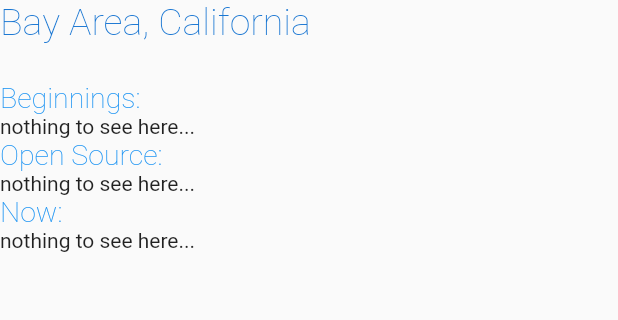
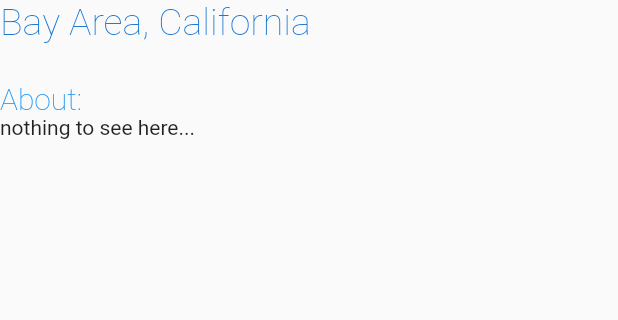
Before and after one commit to Renzo-Olivares/Renzo-Olivares.github.io, a Flutter app: the screen it shows after launch, on a phone screen of 412 x 824 dp, the part 429-749 px from its top. Run offline on Flutter 3.47's test engine with Material 2 defaults, Android fonts, the phone set to English and light mode, and no system bars; our stand-ins replace outline_material_icons; missing offline and left inert: flutter_web; network calls fail.

Commit message:
make content strings const and add dependencies for outlined material icons package

```diff
--- a/lib/AboutRoute.dart
+++ b/lib/AboutRoute.dart
@@ -7,7 +7,6 @@ class AboutRoute extends StatelessWidget {
 
   @override
   Widget build(BuildContext context) {
-    const title = "nothing to see here";
     return Scaffold(
       body: ListView(
         children: <Widget>[
@@ -36,28 +35,12 @@ class AboutRoute extends StatelessWidget {
           ),
           Container(height: 25),
           Text(
-            "Beginnings:",
+            "About:",
             style: TextStyle(
                 color: Theme.of(context).accentColor,
                 fontWeight: FontWeight.w200,
-                fontSize: 19.0),
+                fontSize: 20.0),
           ),
-          Text(ContentStrings.placeholder,
-              style: TextStyle(fontWeight: FontWeight.w400)),
-          Text(
-            "Open Source:",
-            style: TextStyle(
-                color: Theme.of(context).accentColor,
-                fontWeight: FontWeight.w200,
-                fontSize: 19.0),
-          ),
-          Text(ContentStrings.placeholder,
-              style: TextStyle(fontWeight: FontWeight.w400)),
-          Text("Now: ",
-              style: TextStyle(
-                  color: Theme.of(context).accentColor,
-                  fontWeight: FontWeight.w200,
-                  fontSize: 19.0)),
           Text(ContentStrings.placeholder,
               style: TextStyle(fontWeight: FontWeight.w400))
         ],
--- a/lib/ContentStrings.dart
+++ b/lib/ContentStrings.dart
@@ -1,5 +1,5 @@
 class ContentStrings {
-  static String aboutBeg =
+  static const String aboutBeg =
       "\tWhen I was 14 I received my first smartphone, the HTC Droid\n" +
           "Incredible, and started on my journey of software development.\n" +
           "I was amazed by the capabilities of the android operating system,\n" +
@@ -11,7 +11,7 @@ class ContentStrings {
           "was open source. There I realized that I did not just want to run\n" +
           "other people’s modifications, I wanted to create my own.\n\n";
 
-  static String aboutMid =
+  static const String aboutMid =
       "\tI used the plethora of android tools available on XDA\n" +
           "Developers to do just that. I began experimenting with different\n" +
           "tools, and asking developers on XDA for guidance. Soon I was\n" +
@@ -19,7 +19,7 @@ class ContentStrings {
           "my own custom version of Android from the Android Open Source\n" +
           "Project souces.\n\n";
 
-  static String aboutEnd =
+  static const String aboutEnd =
       "\tI built android modifications and posted most of my work and\n" +
           "source on XDA and Github. I also had the opportunity to\n" +
           "collaborate with many talented open source developers. One of\n" +
@@ -36,5 +36,5 @@ class ContentStrings {
           "in Computer Science at the University of California, Riverside\n" +
           "where I am currently studying at.";
 
-  static String placeholder = "nothing to see here...";
+  static const String placeholder = "nothing to see here...";
 }
--- a/lib/NavDrawer.dart
+++ b/lib/NavDrawer.dart
@@ -1,6 +1,7 @@
 import 'package:flutter_web/material.dart';
 import 'package:personal_web_test/CustomCircleAvatar.dart';
 import 'package:personal_web_test/RootDrawer.dart';
+import 'package:outline_material_icons/outline_material_icons.dart';
 
 class NavDrawer extends StatefulWidget {
   final GlobalKey<NavigatorState> navigator;
@@ -25,19 +26,19 @@ class _NavDrawerState extends State<NavDrawer> {
       ],
       [
         "Projects",
-        Icons.developer_mode,
+        OMIcons.developerMode,
         '/projects',
         drawerPosition == '/projects',
       ],
       [
         "Experience",
-        Icons.work,
+        OMIcons.workOutline,
         '/experience',
         drawerPosition == '/experience',
       ],
       [
         "Resume",
-        Icons.description,
+        OMIcons.description,
         '/resume',
         drawerPosition == '/resume',
       ],
@@ -49,7 +50,7 @@ class _NavDrawerState extends State<NavDrawer> {
           SizedBox(
             height: MediaQuery.of(context).orientation == Orientation.landscape
                 ? 190.0
-                : 250.0,
+                : 220.0,
             child: DrawerHeader(
               margin: EdgeInsets.only(bottom: 0.0),
               decoration: BoxDecoration(
--- a/pubspec.yaml
+++ b/pubspec.yaml
@@ -8,6 +8,7 @@ environment:
 dependencies:
   flutter_web: any
   flutter_web_ui: any
+  outline_material_icons: ^0.1.0
 
 dev_dependencies:
   build_runner: ^1.5.0
@@ -23,3 +24,6 @@ dependency_overrides:
     git:
       url: https://github.com/flutter/flutter_web
       path: packages/flutter_web_ui
+  outline_material_icons:
+    git:
+      url: https://github.com/Renzo-Olivares/outline_material_icons
```
